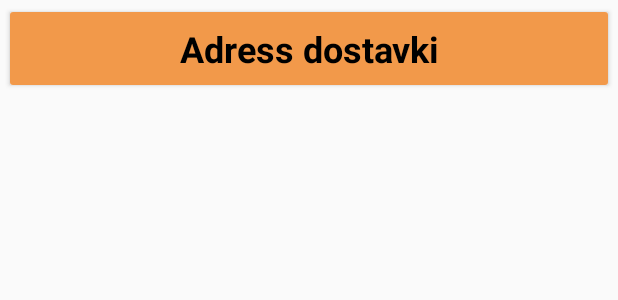
After one commit to karneichik/Hello_1c, an Android app: the layout item_order_header.xml on its own in the app's theme, with its tools: preview values and no code run, on a phone screen of 412 x 824 dp. The commit adds this screen. Shown: the top 300 px of the screen. Run offline under Robolectric (Android 15) with nearby library versions, the phone set to English and light mode, and no system bars.

Commit message:
3. Разбить список заказов на подгруппы ("На доставку", "Доставлено", "Отменено")

```diff
--- a/app/build.gradle
+++ b/app/build.gradle
@@ -43,6 +43,8 @@ dependencies {
     implementation 'io.reactivex.rxjava2:rxandroid:2.1.1'
     implementation 'io.reactivex.rxjava2:rxjava:2.2.6'
 
+    implementation 'io.github.luizgrp.sectionedrecyclerviewadapter:sectionedrecyclerviewadapter:3.1.0'
+
     def lifecycle_version = "2.2.0"
 
     // ViewModel and LiveData
--- a/app/src/main/java/by/karneichik/hello1c/OrderDetailActivity.kt
+++ b/app/src/main/java/by/karneichik/hello1c/OrderDetailActivity.kt
@@ -130,11 +130,11 @@ class OrderDetailActivity : AppCompatActivity() {
 
                         if (isDelivered) {
                             icon = getBitmapFromVectorDrawable( this@OrderDetailActivity, R.drawable.ic_clear_24px)
-                            p.color = this@OrderDetailActivity.getColor(R.color.colorAccent)
+                            p.color = this@OrderDetailActivity.getColor(R.color.colorCancel)
                         }
                         else {
                             icon = getBitmapFromVectorDrawable(this@OrderDetailActivity, R.drawable.ic_add_24px)
-                            p.color = this@OrderDetailActivity.getColor(R.color.colorPrimaryDark)
+                            p.color = this@OrderDetailActivity.getColor(R.color.colorDelivered)
                         }
 
                         if (dX > 0 ) {
--- a/app/src/main/java/by/karneichik/hello1c/adapters/ProductListAdapter.kt
+++ b/app/src/main/java/by/karneichik/hello1c/adapters/ProductListAdapter.kt
@@ -43,8 +43,8 @@ class ProductListAdapter(private val context: Context) : RecyclerView.Adapter<Pr
             with(product) {
 
                 if (delivered)
-                lProductItem.setBackgroundColor(context.getColor(R.color.colorPrimaryDark))
-                else lProductItem.setBackgroundColor(context.getColor(R.color.colorAccent))
+                lProductItem.setBackgroundColor(context.getColor(R.color.colorDelivered))
+                else lProductItem.setBackgroundColor(context.getColor(R.color.colorCancel))
 
                 tvGoods.text  = goods
                 tvPrice.text = price.toString()
--- a/app/src/main/java/by/karneichik/hello1c/database/AppDatabase.kt
+++ b/app/src/main/java/by/karneichik/hello1c/database/AppDatabase.kt
@@ -7,7 +7,7 @@ import androidx.room.RoomDatabase
 import by.karneichik.hello1c.pojo.Order
 import by.karneichik.hello1c.pojo.Product
 
-@Database(entities = [Order::class, Product::class], version = 6, exportSchema = false)
+@Database(entities = [Order::class, Product::class], version = 7, exportSchema = false)
 abstract class AppDatabase : RoomDatabase() {
     companion object {
 
--- a/app/src/main/java/by/karneichik/hello1c/pojo/Order.kt
+++ b/app/src/main/java/by/karneichik/hello1c/pojo/Order.kt
@@ -18,10 +18,12 @@ data class Order (
     @SerializedName("totalsum") @Expose var totalsum : Double,
     @SerializedName("payform") @Expose var payform : String,
     @SerializedName("time") @Expose var time : String,
+    @SerializedName("isDelivered") @Expose var isDelivered : Boolean,
+    @SerializedName("isCancelled") @Expose var isCancelled : Boolean,
     @Ignore @SerializedName("products") @Expose var products : List<Product>
 
 )
-{constructor(): this("", "","","","",0.0,"","", listOf())}
+{constructor(): this("", "","","","",0.0,"","", false, false,listOf())}
 
 @Entity(tableName = "orderProducts")
 //@Entity(tableName = "orderProducts",
--- /dev/null
+++ b/app/src/main/res/layout/item_order_header.xml
@@ -0,0 +1,33 @@
+<?xml version="1.0" encoding="utf-8"?>
+<androidx.cardview.widget.CardView xmlns:android="http://schemas.android.com/apk/res/android"
+    xmlns:app="http://schemas.android.com/apk/res-auto"
+    xmlns:tools="http://schemas.android.com/tools"
+    android:layout_width="match_parent"
+    android:layout_height="wrap_content"
+    android:layout_margin="4dp"
+    app:cardUseCompatPadding="true">
+
+    <androidx.constraintlayout.widget.ConstraintLayout
+        android:layout_width="match_parent"
+        android:layout_height="wrap_content"
+        android:background="@color/colorOnDelivery">
+
+
+        <TextView
+            android:id="@+id/tvTitle"
+            android:layout_width="wrap_content"
+            android:layout_height="wrap_content"
+            android:padding="8dp"
+            android:textAlignment="center"
+            android:textColor="#000"
+            android:textSize="24sp"
+            android:textStyle="bold"
+            app:layout_constraintBottom_toBottomOf="parent"
+            app:layout_constraintEnd_toEndOf="parent"
+            app:layout_constraintStart_toStartOf="parent"
+            app:layout_constraintTop_toTopOf="parent"
+            tools:text="Adress dostavki" />
+
+    </androidx.constraintlayout.widget.ConstraintLayout>
+
+</androidx.cardview.widget.CardView>
--- a/app/src/main/res/values/colors.xml
+++ b/app/src/main/res/values/colors.xml
@@ -3,4 +3,11 @@
     <color name="colorPrimary">#008577</color>
     <color name="colorPrimaryDark">#00574B</color>
     <color name="colorAccent">#D32F2F</color>
+    <color name="colorHead">#4F4F4F</color>
+    <color name="colorButtonMenu">#333333</color>
+    <color name="colorOnDelivery">#F2994A</color>
+    <color name="colorDelivered">#6FCF97</color>
+    <color name="colorCancel">#EB5757</color>
+    <color name="colorCompleteFont">#828282</color>
+    <color name="colorActiveFont">#4f4f4f</color>
 </resources>
--- a/app/src/main/res/values/strings.xml
+++ b/app/src/main/res/values/strings.xml
@@ -16,6 +16,9 @@
     <string name="sum_label">Sum:</string>
     <string name="title_activity_settings">Settings</string>
     <string name="settings_login_token">Token</string>
+    <string name="on_delivery">On delivery</string>
+    <string name="delivered">Delivered</string>
+    <string name="canceled">Canceled</string>
 
     <!-- Preference Titles -->
     <string name="login_header">Login Token</string>
--- a/app/src/main/res/values/styles.xml
+++ b/app/src/main/res/values/styles.xml
@@ -3,8 +3,8 @@
     <!-- Base application theme. -->
     <style name="AppTheme" parent="Theme.AppCompat.Light.DarkActionBar">
         <!-- Customize your theme here. -->
-        <item name="colorPrimary">@color/colorPrimary</item>
-        <item name="colorPrimaryDark">@color/colorPrimaryDark</item>
+        <item name="colorPrimary">@color/colorHead</item>
+        <item name="colorPrimaryDark">@color/colorHead</item>
         <item name="colorAccent">@color/colorAccent</item>
     </style>
 
```
Also changed, not shown: app/src/main/java/by/karneichik/hello1c/MainActivity.kt (+46 -12 lines), app/src/main/java/by/karneichik/hello1c/abstractClasses/ListItem.kt (added, +9 -0 lines), app/src/main/java/by/karneichik/hello1c/abstractClasses/ListItems.kt (added, +23 -0 lines), app/src/main/java/by/karneichik/hello1c/adapters/HeaderViewHolder.kt (added, +11 -0 lines), app/src/main/java/by/karneichik/hello1c/adapters/OrderInfoAdapter.kt (+20 -23 lines), app/src/main/java/by/karneichik/hello1c/adapters/OrderViewHolder.kt (added, +12 -0 lines), app/src/main/java/by/karneichik/hello1c/adapters/OrdersSection.kt (added, +63 -0 lines), app/src/main/res/drawable/ic_phone.xml (added, +10 -0 lines), app/src/main/res/layout/item_product_info.xml (+3 -9 lines).
